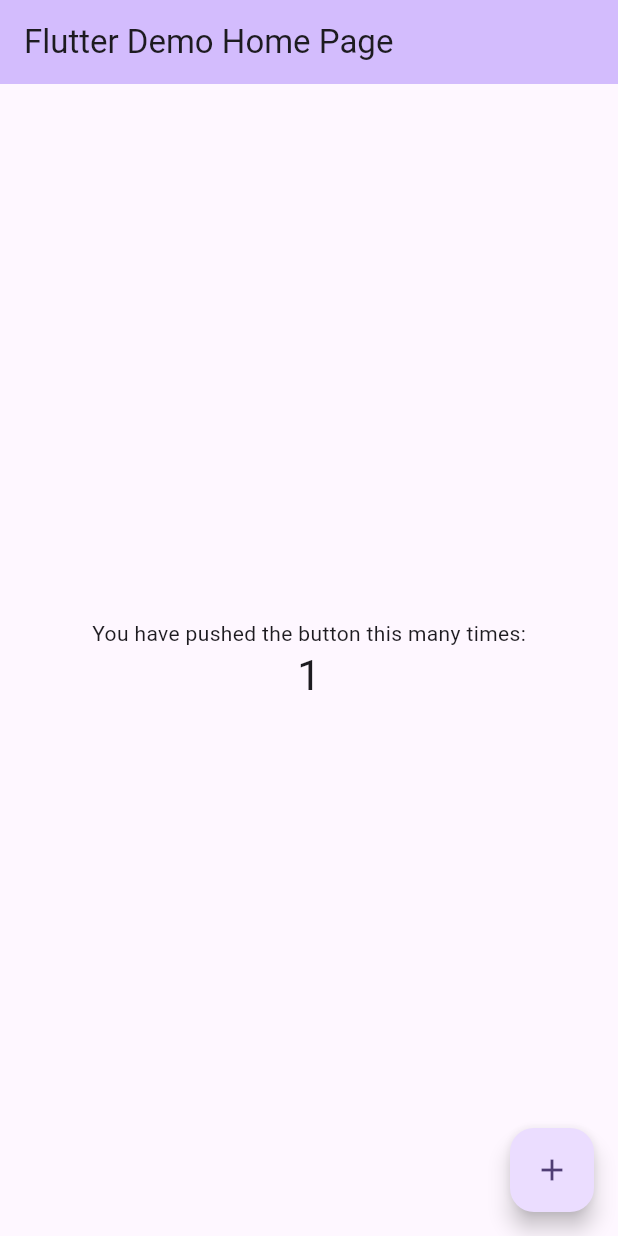
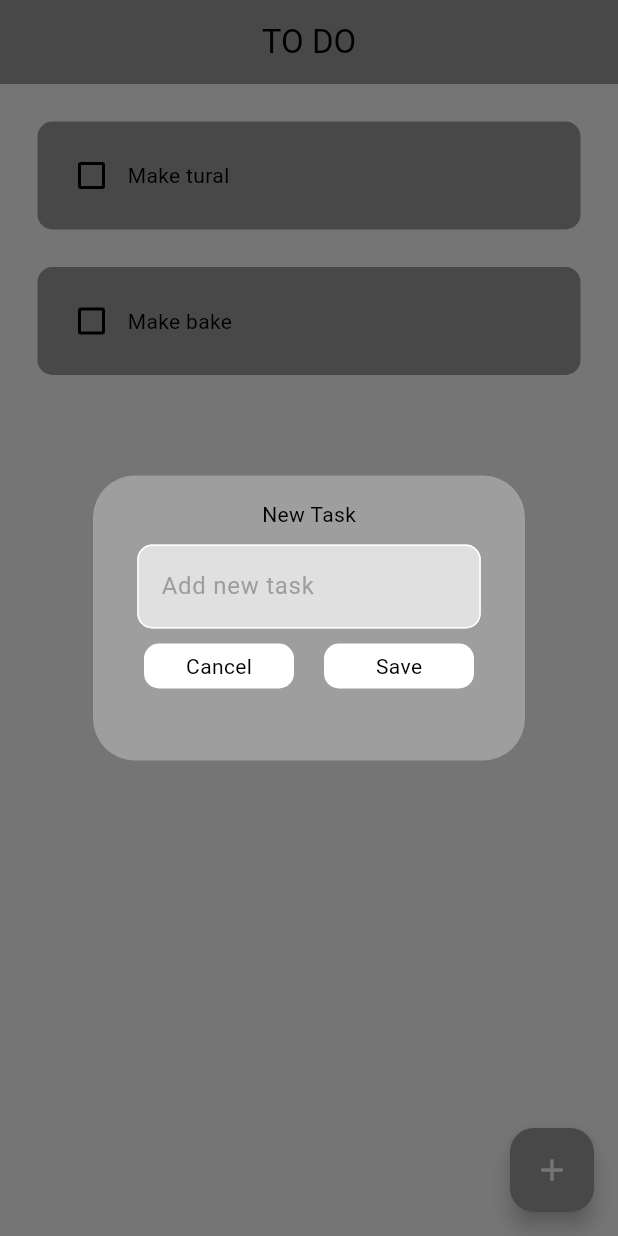
Before and after one commit to YeMinHein/ToDoApp, a Flutter app: the screen it shows after launch, after a tap on the "add" icon, on a phone screen of 412 x 824 dp. Run offline on Flutter 3.47's test engine with Material 3 defaults, Android fonts, the phone set to English and light mode, and no system bars.

Commit message:
add alert dialog box

```diff
--- /dev/null
+++ b/lib/compnent/dialog_box.dart
@@ -0,0 +1,53 @@
+import 'package:flutter/material.dart';
+import 'package:todo/compnent/my_button.dart';
+import 'package:todo/compnent/mytextfield.dart';
+
+class DialogBox extends StatelessWidget {
+  DialogBox({super.key});
+  TextEditingController name = TextEditingController();
+  @override
+  Widget build(BuildContext context) {
+    return AlertDialog(
+      backgroundColor: Theme.of(context).colorScheme.primary,
+      content: Container(
+        height: 150,
+        child: Column(
+          children: [
+            Text("New Task"),
+            SizedBox(
+              height: 10,
+            ),
+            MyTextField(
+              hintText: "Add new task",
+              obscureText: false,
+              textType: TextInputType.text,
+              controller: name,
+            ),
+            // ignore: prefer_const_constructors, prefer_const_literals_to_create_immutables
+            Row(
+              children: [
+                //cancel
+                MyButton(
+                    buttonName: "Cancel",
+                    onTap: () {},
+                    height: 30,
+                    width: 100,
+                    radius: 10,
+                    colors: Theme.of(context).colorScheme.tertiary),
+
+                //save
+                MyButton(
+                    buttonName: "Save",
+                    onTap: () {},
+                    height: 30,
+                    width: 100,
+                    radius: 10,
+                    colors: Theme.of(context).colorScheme.tertiary)
+              ],
+            )
+          ],
+        ),
+      ),
+    );
+  }
+}
--- /dev/null
+++ b/lib/compnent/my_button.dart
@@ -0,0 +1,37 @@
+import 'package:flutter/material.dart';
+
+class MyButton extends StatelessWidget {
+  final void Function()? onTap;
+  final String buttonName;
+  final double height;
+  final double width;
+  final double radius;
+  final Color colors;
+  const MyButton({
+    super.key,
+    required this.buttonName,
+    required this.onTap,
+    required this.height,
+    required this.width,
+    required this.radius,
+    required this.colors,
+  });
+
+  @override
+  Widget build(BuildContext context) {
+    return GestureDetector(
+      onTap: onTap,
+      child: Container(
+        width: width,
+        height: height,
+        decoration: BoxDecoration(
+            color: colors, borderRadius: BorderRadius.circular(radius)),
+        margin: EdgeInsets.all(10),
+        padding: EdgeInsets.symmetric(horizontal: 10),
+        child: Center(
+          child: Text(buttonName),
+        ),
+      ),
+    );
+  }
+}
--- /dev/null
+++ b/lib/compnent/mytextfield.dart
@@ -0,0 +1,43 @@
+// ignore_for_file: prefer_const_constructors
+import 'package:flutter/cupertino.dart';
+import 'package:flutter/material.dart';
+
+class MyTextField extends StatelessWidget {
+  final String hintText;
+  final bool obscureText;
+  final TextInputType textType;
+  TextEditingController controller;
+  MyTextField({
+    super.key,
+    required this.hintText,
+    required this.obscureText,
+    required this.controller,
+    required this.textType,
+  });
+
+  @override
+  Widget build(BuildContext context) {
+    return Padding(
+        padding: const EdgeInsets.symmetric(horizontal: 5.5),
+        child: TextField(
+          obscureText: obscureText,
+          controller: controller,
+          keyboardType: textType,
+          decoration: InputDecoration(
+              //icon: Icon(icon?.icon),
+              enabledBorder: OutlineInputBorder(
+                  borderRadius: BorderRadius.all(Radius.circular(10)),
+                  borderSide: BorderSide(
+                      color: Theme.of(context).colorScheme.tertiary)),
+              focusedBorder: OutlineInputBorder(
+                  borderRadius: BorderRadius.all(Radius.circular(10)),
+                  borderSide:
+                      BorderSide(color: Theme.of(context).colorScheme.primary)),
+              fillColor: Theme.of(context).colorScheme.secondary,
+              filled: true,
+              hintText: hintText,
+              hintStyle:
+                  TextStyle(color: Theme.of(context).colorScheme.primary)),
+        ));
+  }
+}
--- /dev/null
+++ b/lib/compnent/todo_title.dart
@@ -0,0 +1,43 @@
+import 'package:flutter/material.dart';
+
+class ToDoTitle extends StatelessWidget {
+  final String taskname;
+  final bool taskcomplete;
+  final Function(bool?)? onchange;
+
+  const ToDoTitle(
+      {super.key,
+      required this.taskname,
+      required this.taskcomplete,
+      required this.onchange});
+  @override
+  Widget build(BuildContext context) {
+    return Padding(
+      padding: const EdgeInsets.only(left: 25, right: 25, top: 25),
+      child: Container(
+        padding: EdgeInsets.all(12),
+        decoration: BoxDecoration(
+            color: Theme.of(context).colorScheme.primary,
+            borderRadius: BorderRadius.circular(10)),
+        child: Row(
+          children: [
+            //checkbox
+            Checkbox(
+              value: taskcomplete,
+              onChanged: onchange,
+              activeColor: Theme.of(context).colorScheme.background,
+            ),
+            //task name
+            Text(
+              taskname,
+              style: TextStyle(
+                  decoration: taskcomplete
+                      ? TextDecoration.lineThrough
+                      : TextDecoration.none),
+            ),
+          ],
+        ),
+      ),
+    );
+  }
+}
--- a/lib/main.dart
+++ b/lib/main.dart
@@ -1,4 +1,6 @@
 import 'package:flutter/material.dart';
+import 'package:todo/pages/home_page.dart';
+import 'package:todo/theme/darkmode.dart';
 
 void main() {
   runApp(const MyApp());
@@ -11,115 +13,9 @@ class MyApp extends StatelessWidget {
   @override
   Widget build(BuildContext context) {
     return MaterialApp(
-      title: 'Flutter Demo',
-      theme: ThemeData(
-        // This is the theme of your application.
-        //
-        // TRY THIS: Try running your application with "flutter run". You'll see
-        // the application has a purple toolbar. Then, without quitting the app,
-        // try changing the seedColor in the colorScheme below to Colors.green
-        // and then invoke "hot reload" (save your changes or press the "hot
-        // reload" button in a Flutter-supported IDE, or press "r" if you used
-        // the command line to start the app).
-        //
-        // Notice that the counter didn't reset back to zero; the application
-        // state is not lost during the reload. To reset the state, use hot
-        // restart instead.
-        //
-        // This works for code too, not just values: Most code changes can be
-        // tested with just a hot reload.
-        colorScheme: ColorScheme.fromSeed(seedColor: Colors.deepPurple),
-        useMaterial3: true,
-      ),
-      home: const MyHomePage(title: 'Flutter Demo Home Page'),
+      debugShowCheckedModeBanner: false,
+      home: homePage(),
+      theme: darkMode,
     );
   }
 }
-
-class MyHomePage extends StatefulWidget {
-  const MyHomePage({super.key, required this.title});
-
-  // This widget is the home page of your application. It is stateful, meaning
-  // that it has a State object (defined below) that contains fields that affect
-  // how it looks.
-
-  // This class is the configuration for the state. It holds the values (in this
-  // case the title) provided by the parent (in this case the App widget) and
-  // used by the build method of the State. Fields in a Widget subclass are
-  // always marked "final".
-
-  final String title;
-
-  @override
-  State<MyHomePage> createState() => _MyHomePageState();
-}
-
-class _MyHomePageState extends State<MyHomePage> {
-  int _counter = 0;
-
-  void _incrementCounter() {
-    setState(() {
-      // This call to setState tells the Flutter framework that something has
-      // changed in this State, which causes it to rerun the build method below
-      // so that the display can reflect the updated values. If we changed
-      // _counter without calling setState(), then the build method would not be
-      // called again, and so nothing would appear to happen.
-      _counter++;
-    });
-  }
-
-  @override
-  Widget build(BuildContext context) {
-    // This method is rerun every time setState is called, for instance as done
-    // by the _incrementCounter method above.
-    //
-    // The Flutter framework has been optimized to make rerunning build methods
-    // fast, so that you can just rebuild anything that needs updating rather
-    // than having to individually change instances of widgets.
-    return Scaffold(
-      appBar: AppBar(
-        // TRY THIS: Try changing the color here to a specific color (to
-        // Colors.amber, perhaps?) and trigger a hot reload to see the AppBar
-        // change color while the other colors stay the same.
-        backgroundColor: Theme.of(context).colorScheme.inversePrimary,
-        // Here we take the value from the MyHomePage object that was created by
-        // the App.build method, and use it to set our appbar title.
-        title: Text(widget.title),
-      ),
-      body: Center(
-        // Center is a layout widget. It takes a single child and positions it
-        // in the middle of the parent.
-        child: Column(
-          // Column is also a layout widget. It takes a list of children and
-          // arranges them vertically. By default, it sizes itself to fit its
-          // children horizontally, and tries to be as tall as its parent.
-          //
-          // Column has various properties to control how it sizes itself and
-          // how it positions its children. Here we use mainAxisAlignment to
-          // center the children vertically; the main axis here is the vertical
-          // axis because Columns are vertical (the cross axis would be
-          // horizontal).
-          //
-          // TRY THIS: Invoke "debug painting" (choose the "Toggle Debug Paint"
-          // action in the IDE, or press "p" in the console), to see the
-          // wireframe for each widget.
-          mainAxisAlignment: MainAxisAlignment.center,
-          children: <Widget>[
-            const Text(
-              'You have pushed the button this many times:',
-            ),
-            Text(
-              '$_counter',
-              style: Theme.of(context).textTheme.headlineMedium,
-            ),
-          ],
-        ),
-      ),
-      floatingActionButton: FloatingActionButton(
-        onPressed: _incrementCounter,
-        tooltip: 'Increment',
-        child: const Icon(Icons.add),
-      ), // This trailing comma makes auto-formatting nicer for build methods.
-    );
-  }
-}
--- /dev/null
+++ b/lib/pages/home_page.dart
@@ -0,0 +1,62 @@
+// ignore_for_file: camel_case_types
+
+import 'package:flutter/material.dart';
+import 'package:todo/compnent/dialog_box.dart';
+import 'package:todo/compnent/todo_title.dart';
+
+class homePage extends StatefulWidget {
+  const homePage({super.key});
+
+  @override
+  State<homePage> createState() => _homePageState();
+}
+
+class _homePageState extends State<homePage> {
+  @override
+  TextEditingController name = TextEditingController();
+  //checkbox task
+  checkChange(bool? value, int index) {
+    setState(() {
+      toDoList[index][1] = !toDoList[index][1];
+    });
+  }
+
+  List toDoList = [
+    ["Make tural", false],
+    ["Make bake", false],
+  ];
+
+  //crate new task
+  createNewTask() {
+    showDialog(
+      context: context,
+      builder: (context) {
+        return DialogBox();
+      },
+    );
+  }
+
+  Widget build(BuildContext context) {
+    return Scaffold(
+      appBar: AppBar(
+        centerTitle: true,
+        backgroundColor: Theme.of(context).colorScheme.primary,
+        title: Text("TO DO"),
+      ),
+      floatingActionButton: FloatingActionButton(
+        onPressed: createNewTask,
+        child: Icon(Icons.add),
+      ),
+      body: ListView.builder(
+        itemCount: toDoList.length,
+        itemBuilder: (context, index) {
+          return ToDoTitle(
+            taskname: toDoList[index][0],
+            taskcomplete: toDoList[index][1],
+            onchange: (value) => checkChange(value, index),
+          );
+        },
+      ),
+    );
+  }
+}
--- /dev/null
+++ b/lib/theme/darkmode.dart
@@ -0,0 +1,9 @@
+import 'package:flutter/material.dart';
+
+ThemeData darkMode = ThemeData(
+    colorScheme: ColorScheme.light(
+        background: Colors.grey.shade800,
+        primary: Colors.grey.shade500,
+        secondary: Colors.grey.shade300,
+        tertiary: Colors.white,
+        inversePrimary: Colors.grey.shade500));
```
Also changed, not shown: lib/home_page.dart (deleted).
